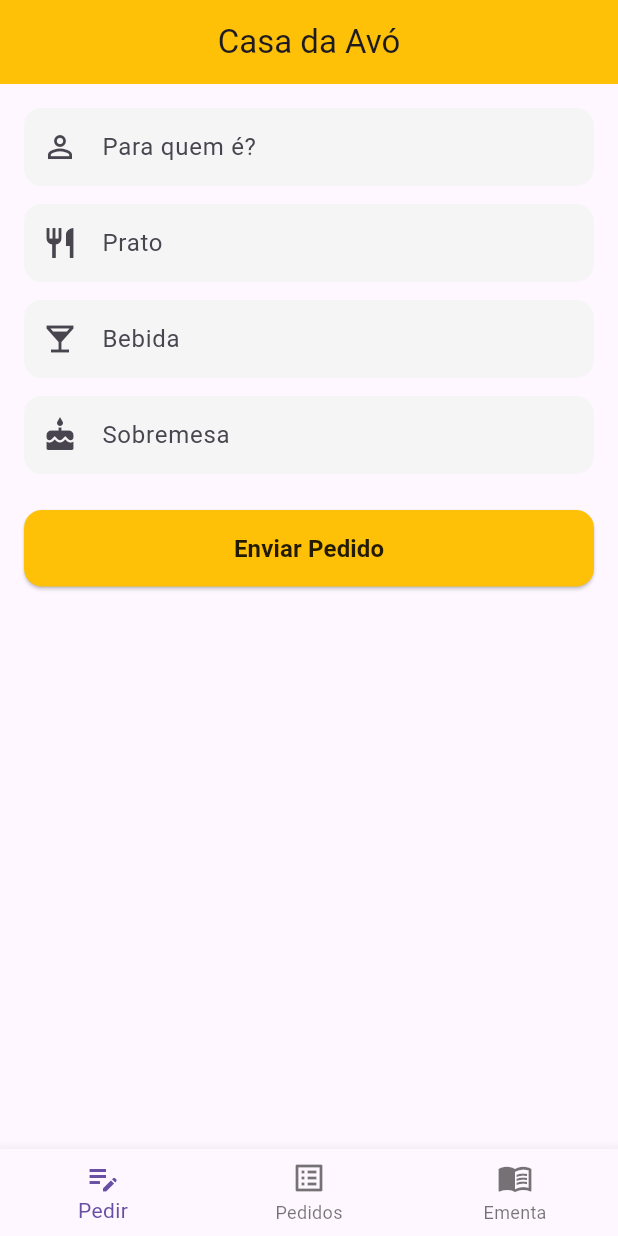
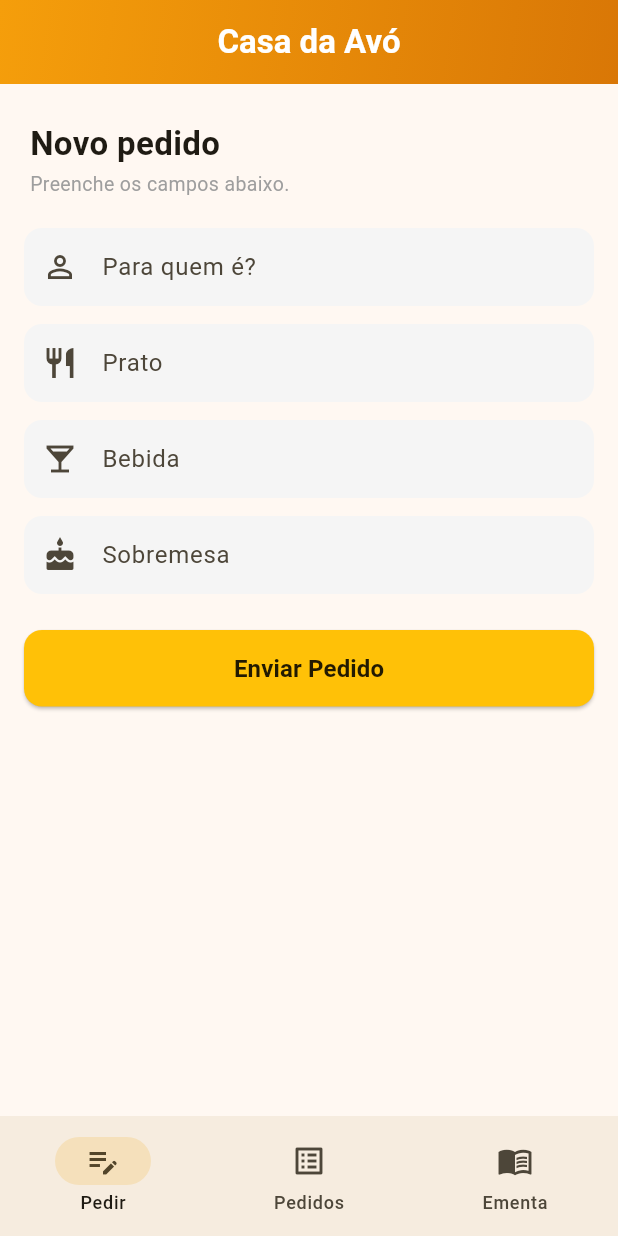
Before and after one commit to DuarteMatos99/casa_avo, a Flutter app: the screen it shows after launch, on a phone screen of 412 x 824 dp. Run offline on Flutter 3.47's test engine with Material 3 defaults, Android fonts, the phone set to English and light mode, and no system bars; our stand-ins replace image_picker, shared_preferences; missing offline and left inert: google_mlkit_text_recognition.

Commit message:
Melhoria suprema do UI

```diff
--- a/lib/main.dart
+++ b/lib/main.dart
@@ -11,9 +11,14 @@ class MyApp extends StatelessWidget {
   // This widget is the root of your application.
   @override
   Widget build(BuildContext context) {
-    return const MaterialApp(
+    return MaterialApp(
       debugShowCheckedModeBanner: false,
-      home: HomePage(),
+      theme: ThemeData(
+        colorSchemeSeed: Colors.amber,
+        useMaterial3: true,
+        fontFamily: 'Roboto',
+      ),
+      home: const HomePage(),
     );
   }
 }
--- a/lib/pages/home.dart
+++ b/lib/pages/home.dart
@@ -104,9 +104,22 @@ class _HomePageState extends State<HomePage> with SingleTickerProviderStateMixin
   Widget build(BuildContext context) {
     return Scaffold(
       appBar: AppBar(
-        title: const Text("Casa da Avó"),
-        backgroundColor: Colors.amber,
+        title: const Text(
+          "Casa da Avó",
+          style: TextStyle(fontWeight: FontWeight.bold, color: Colors.white),
+        ),
         centerTitle: true,
+        flexibleSpace: Container(
+          decoration: const BoxDecoration(
+            gradient: LinearGradient(
+              colors: [Color(0xFFF59E0B), Color(0xFFD97706)],
+              begin: Alignment.topLeft,
+              end: Alignment.bottomRight,
+            ),
+          ),
+        ),
+        backgroundColor: Colors.transparent,
+        iconTheme: const IconThemeData(color: Colors.white),
         actions: [
           if (_indiceAtual == 1 && _listaDePedidos.isNotEmpty)
             IconButton(
@@ -147,9 +160,9 @@ class _HomePageState extends State<HomePage> with SingleTickerProviderStateMixin
         ),
       ),
 
-      bottomNavigationBar: BottomNavigationBar(
-        currentIndex: _indiceAtual,
-        onTap: (index) {
+      bottomNavigationBar: NavigationBar(
+        selectedIndex: _indiceAtual,
+        onDestinationSelected: (index) {
           setState(() => _indiceAtual = index);
           _paginaControlador.animateToPage(
             index,
@@ -157,10 +170,10 @@ class _HomePageState extends State<HomePage> with SingleTickerProviderStateMixin
             curve: Curves.easeInOut,
           );
         },
-        items: const [
-          BottomNavigationBarItem(icon: Icon(Icons.edit_note), label: 'Pedir'),
-          BottomNavigationBarItem(icon: Icon(Icons.list_alt), label: 'Pedidos'),
-          BottomNavigationBarItem(icon: Icon(Icons.menu_book), label: 'Ementa'),
+        destinations: const [
+          NavigationDestination(icon: Icon(Icons.edit_note), label: 'Pedir'),
+          NavigationDestination(icon: Icon(Icons.list_alt), label: 'Pedidos'),
+          NavigationDestination(icon: Icon(Icons.menu_book), label: 'Ementa'),
         ],
       ),
     );
@@ -195,6 +208,24 @@ class _HomePageState extends State<HomePage> with SingleTickerProviderStateMixin
           key: _chaveFormulario,
           child: Column(
             children: [
+              Container(
+                width: double.infinity,
+                padding: const EdgeInsets.fromLTRB(4, 8, 4, 20),
+                child: Column(
+                  crossAxisAlignment: CrossAxisAlignment.start,
+                  children: [
+                    Text(
+                      _indicePedidoEmEdicao != null ? 'Editar pedido' : 'Novo pedido',
+                      style: const TextStyle(fontSize: 22, fontWeight: FontWeight.bold),
+                    ),
+                    const SizedBox(height: 2),
+                    Text(
+                      'Preenche os campos abaixo.',
+                      style: TextStyle(fontSize: 13, color: Colors.grey[500]),
+                    ),
+                  ],
+                ),
+              ),
               TextFormField(
                 controller: _clienteController,
                 inputFormatters: [UpperCaseFirstLetterFormatter()],
@@ -301,7 +332,28 @@ class _HomePageState extends State<HomePage> with SingleTickerProviderStateMixin
   // Widget da Lista
   Widget _buildLista() {
     if (_listaDePedidos.isEmpty) {
-      return const Center(child: Text("Ainda não há pedidos."));
+      return Center(
+        child: Column(
+          mainAxisSize: MainAxisSize.min,
+          children: [
+            Icon(Icons.receipt_long, size: 90, color: Colors.grey[300]),
+            const SizedBox(height: 16),
+            Text(
+              'Sem pedidos ainda',
+              style: TextStyle(
+                fontSize: 18,
+                fontWeight: FontWeight.bold,
+                color: Colors.grey[500],
+              ),
+            ),
+            const SizedBox(height: 6),
+            Text(
+              'Vai ao separador Pedir para começar.',
+              style: TextStyle(fontSize: 13, color: Colors.grey[400]),
+            ),
+          ],
+        ),
+      );
     }
 
     return Column(
@@ -371,11 +423,33 @@ class _HomePageState extends State<HomePage> with SingleTickerProviderStateMixin
                 ),
                 child: Card(
                   margin: const EdgeInsets.symmetric(vertical: 6, horizontal: 4),
+                  clipBehavior: Clip.antiAlias,
+                  child: IntrinsicHeight(
+                    child: Row(
+                      crossAxisAlignment: CrossAxisAlignment.stretch,
+                      children: [
+                        Container(width: 5, color: Colors.amber),
+                        Expanded(
                           child: Padding(
                             padding: const EdgeInsets.fromLTRB(12, 12, 4, 12),
                             child: Row(
                               crossAxisAlignment: CrossAxisAlignment.start,
                               children: [
+                                CircleAvatar(
+                                  radius: 22,
+                                  backgroundColor: Colors.amber[100],
+                                  child: Text(
+                                    pedido.cliente.isNotEmpty
+                                        ? pedido.cliente[0].toUpperCase()
+                                        : '?',
+                                    style: const TextStyle(
+                                      fontWeight: FontWeight.bold,
+                                      color: Color(0xFFD97706),
+                                      fontSize: 18,
+                                    ),
+                                  ),
+                                ),
+                                const SizedBox(width: 12),
                                 Expanded(
                                   child: Column(
                                     crossAxisAlignment: CrossAxisAlignment.start,
@@ -387,11 +461,18 @@ class _HomePageState extends State<HomePage> with SingleTickerProviderStateMixin
                                             ),
                                       ),
                                       const SizedBox(height: 6),
-                              _campoIcone(Icons.restaurant, pedido.prato),
-                              const SizedBox(height: 2),
-                              _campoIcone(Icons.local_bar, pedido.bebida),
-                              const SizedBox(height: 2),
-                              _campoIcone(Icons.cake, pedido.sobremesa),
+                                      Wrap(
+                                        spacing: 6,
+                                        runSpacing: 4,
+                                        children: [
+                                          if (pedido.prato.isNotEmpty)
+                                            _chip(Icons.restaurant, pedido.prato),
+                                          if (pedido.bebida.isNotEmpty)
+                                            _chip(Icons.local_bar, pedido.bebida),
+                                          if (pedido.sobremesa.isNotEmpty)
+                                            _chip(Icons.cake, pedido.sobremesa),
+                                        ],
+                                      ),
                                       const SizedBox(height: 6),
                                       Text(
                                         _tempoRelativo(pedido.dataCriacao),
@@ -400,6 +481,9 @@ class _HomePageState extends State<HomePage> with SingleTickerProviderStateMixin
                                     ],
                                   ),
                                 ),
+                                Column(
+                                  mainAxisSize: MainAxisSize.min,
+                                  children: [
                                     IconButton(
                                       icon: const Icon(Icons.edit_outlined, color: Colors.blueGrey),
                                       onPressed: () => _editarPedido(index),
@@ -407,6 +491,12 @@ class _HomePageState extends State<HomePage> with SingleTickerProviderStateMixin
                                     IconButton(
                                       icon: const Icon(Icons.delete_outline, color: Colors.redAccent),
                                       onPressed: () => _confirmarApagar(index),
+                                    ),
+                                  ],
+                                ),
+                              ],
+                            ),
+                          ),
                         ),
                       ],
                     ),
@@ -702,13 +792,14 @@ class _HomePageState extends State<HomePage> with SingleTickerProviderStateMixin
     );
   }
 
-  Widget _campoIcone(IconData icone, String valor) {
-    return Row(
-      children: [
-        Icon(icone, size: 14, color: Colors.grey[600]),
-        const SizedBox(width: 4),
-        Expanded(child: Text(valor, style: const TextStyle(fontSize: 13))),
-      ],
+  Widget _chip(IconData icone, String texto) {
+    return Chip(
+      avatar: Icon(icone, size: 14, color: const Color(0xFFD97706)),
+      label: Text(texto, style: const TextStyle(fontSize: 12)),
+      padding: EdgeInsets.zero,
+      visualDensity: VisualDensity.compact,
+      side: const BorderSide(color: Color(0xFFFDE68A)),
+      backgroundColor: const Color(0xFFFFFBEB),
     );
   }
 
```
Lines whose indentation alone changed are shown as unchanged.
